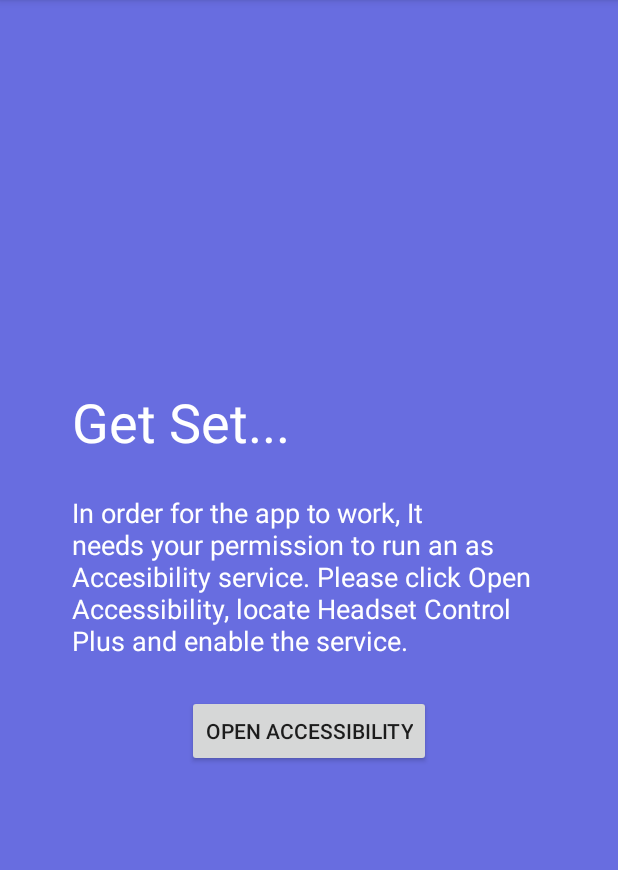
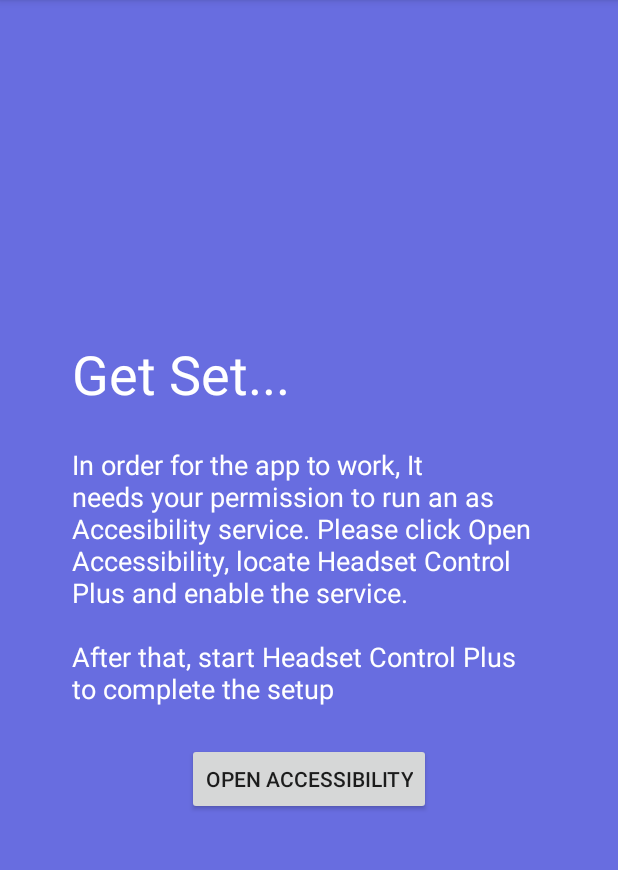
Before and after one commit to nadchif/headset-control-plus, an Android app: the fragment IntroSlidePermissions placed in its activity, on a phone screen of 412 x 824 dp, the part 84-954 px from its top. Run offline under Robolectric (Android 15) with nearby library versions, the phone set to English and light mode, and no system bars; our stand-ins replace androidx.preference; libraries missing offline, so code that uses them is left out: com.github.paolorotolo.appintro; 1 statement that could not run was skipped.

Commit message:
updated strings.xml

```diff
--- a/app/src/main/res/values/strings.xml
+++ b/app/src/main/res/values/strings.xml
@@ -107,7 +107,8 @@
     </string>
     <string name="intro_details_permissions">
         In order for the app to work, It needs your permission to run an as Accesibility service.
-        Please click "Open Accessibility", locate "Headset Control Plus" and enable the service.
+        Please click "Open Accessibility", locate "Headset Control Plus" and enable the service.\n\nAfter
+        that, start Headset Control Plus to complete the setup
     </string>
     <string name="btn_open_accessibility">
         Open Accessibility</string>
```
Also changed, not shown: 1 other file.
